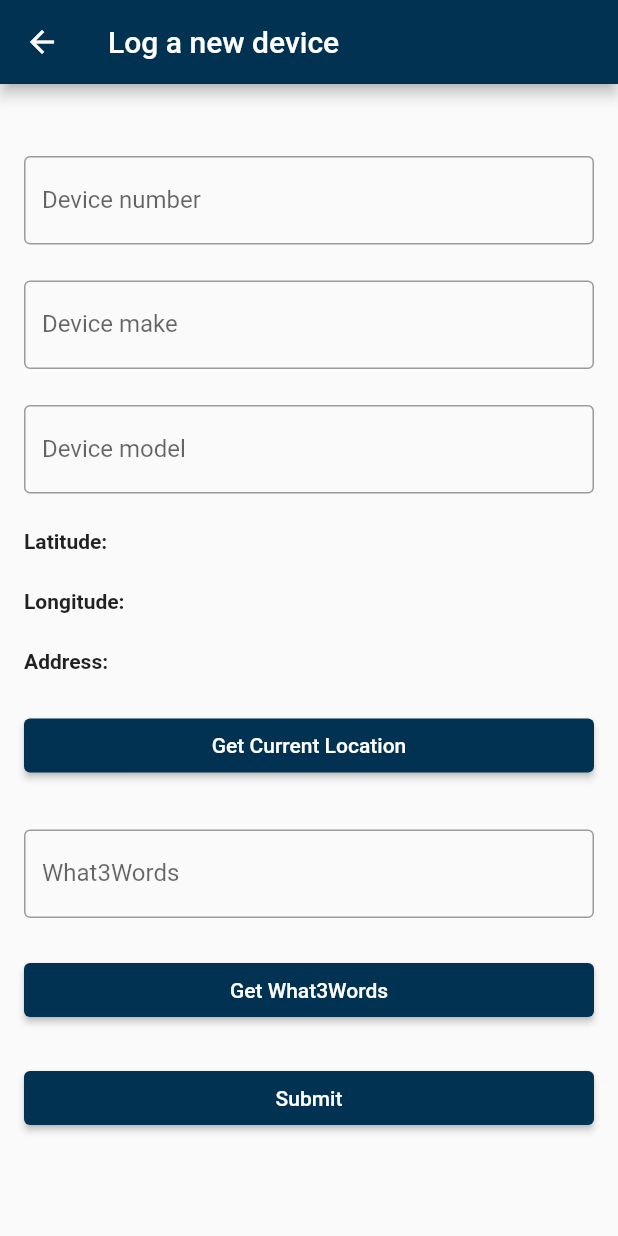
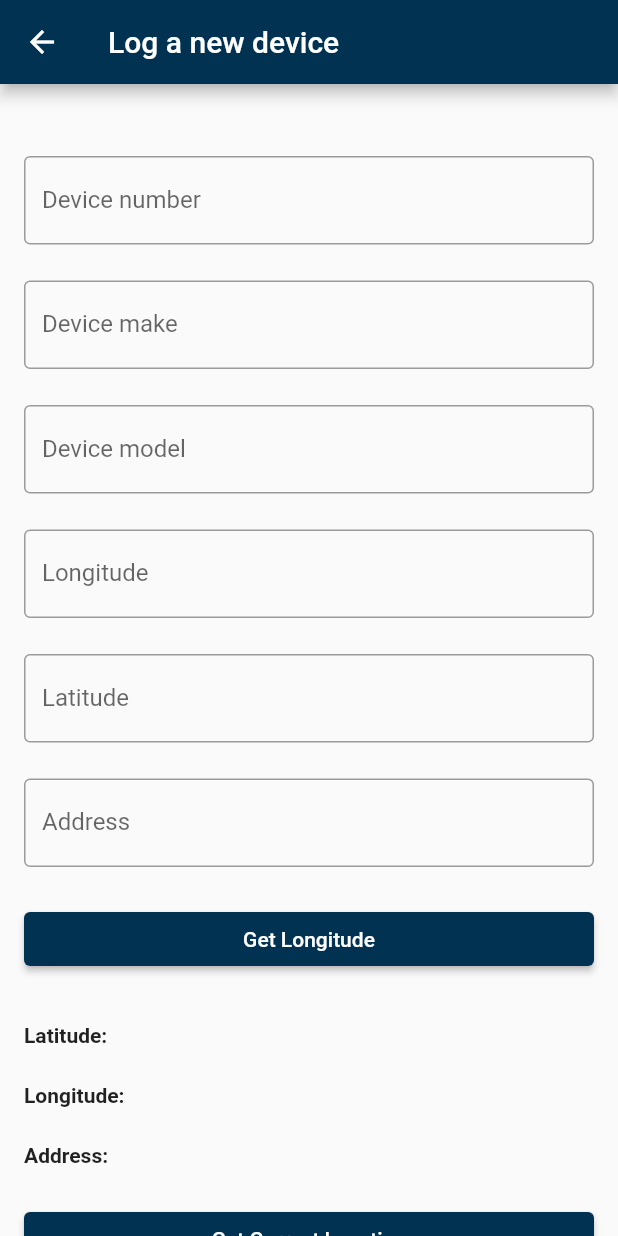
Before and after one commit to StrikeEB/Your-IoT-Device-Manager-App, a Flutter app: the LogDevicePage screen opened directly, on a phone screen of 412 x 824 dp. Run offline on Flutter 3.47's test engine with Material 2 defaults, Android fonts, the phone set to English and light mode, and no system bars; our stand-ins replace cloud_firestore, firebase_core, firebase_storage, geocoding, geolocator; missing offline and left inert: what3words; accounts and stored records are empty.

Commit message:
long,lat,address in text fields

```diff
--- a/lib/logdevicepage.dart
+++ b/lib/logdevicepage.dart
@@ -29,6 +29,8 @@ class _LogDevicePageState extends State<LogDevicePage> {
   final controllerDeviceID = TextEditingController();
   final controllerDeviceMake = TextEditingController();
   final controllerDeviceModel = TextEditingController();
+  final controllerLongitude = TextEditingController();
+  final controllerLatitude = TextEditingController();
   String? _currentAddress;
   Position? _currentPosition;
 
@@ -94,6 +96,14 @@ class _LogDevicePageState extends State<LogDevicePage> {
     }
   }
 
+  Future<void> _getCurrentLocation() async {
+    Position position = await Geolocator.getCurrentPosition();
+    setState(() {
+      controllerLongitude.text = position.longitude.toString();
+      controllerLatitude.text = position.latitude.toString();
+    });
+  }
+
   @override
   Widget build(BuildContext context) => Scaffold(
         appBar: CustomAppBar.getAppBar('Log a new device'),
@@ -116,6 +126,28 @@ class _LogDevicePageState extends State<LogDevicePage> {
               decoration: decoration('Device model'),
             ),
             const SizedBox(height: 24),
+            TextField(
+              controller: controllerLongitude,
+              decoration: decoration('Longitude'),
+            ),
+            const SizedBox(height: 24),
+            TextField(
+              controller: controllerLatitude,
+              decoration: decoration('Latitude'),
+            ),
+            const SizedBox(height: 24),
+            TextField(
+              controller: TextEditingController(text: _currentAddress),
+              decoration: decoration('Address'),
+            ),
+            const SizedBox(height: 24),
+            ElevatedButton(
+                style: ElevatedButton.styleFrom(
+                  backgroundColor: Color.fromRGBO(2, 50, 82, 1),
+                ),
+                onPressed: _getCurrentLocation,
+                child: const Text("Get Longitude")),
+            const SizedBox(height: 32),
             Text(
               'Latitude: ${_currentPosition?.latitude ?? ""}',
               style: TextStyle(fontWeight: FontWeight.bold),
```
